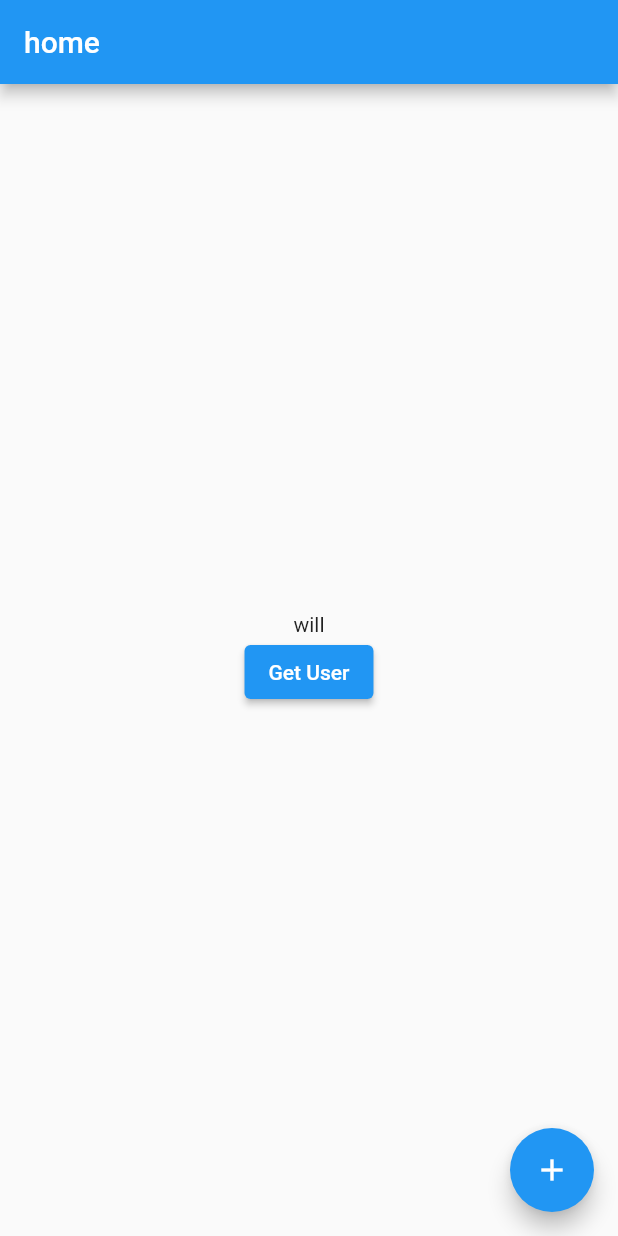
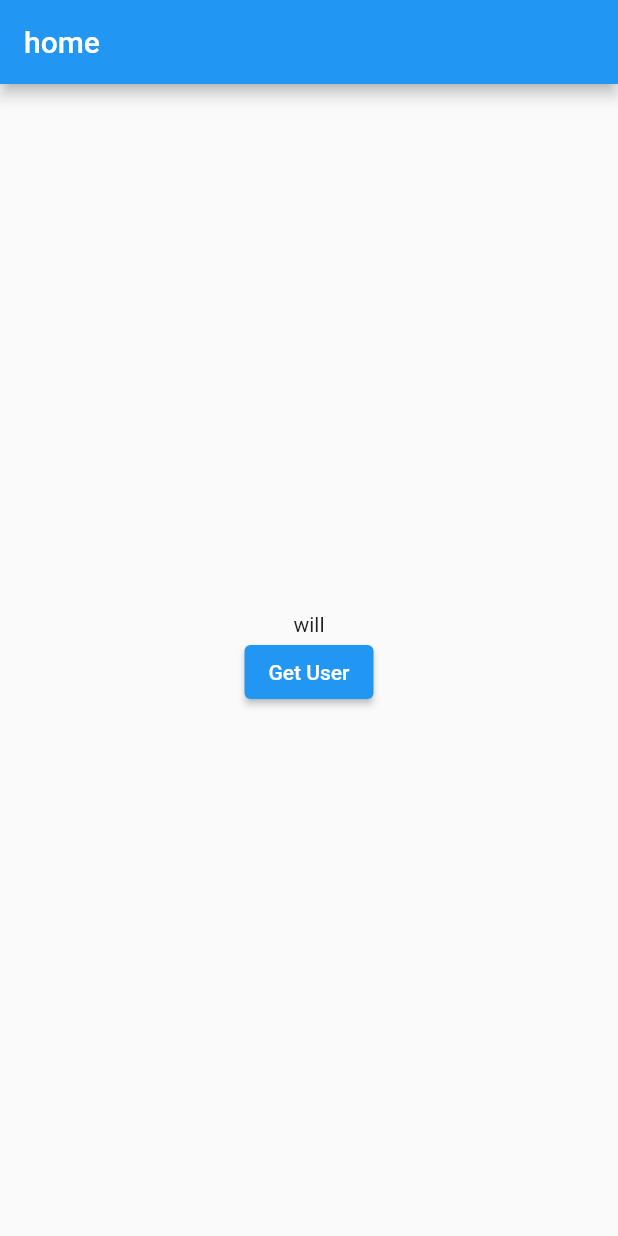
Before and after one commit to luizmurk/short-flutter-projects, a Flutter app: the screen it shows after launch, after a tap on "Get User", on a phone screen of 412 x 824 dp. Run offline on Flutter 3.47's test engine with Material 2 defaults, Android fonts, the light colour scheme and no system bars; our stand-ins replace dio, get; network calls fail.

Commit message:
Get implementation with loader

```diff
--- a/enn_bee/lib/shared/Sample/controllers/sampleControllerFIleWithGetx.dart
+++ b/enn_bee/lib/shared/Sample/controllers/sampleControllerFIleWithGetx.dart
@@ -11,11 +11,8 @@ class SampleController extends GetxController {
   EnvironmentConfig envConf = Get.find<EnvironmentConfig>();
   final ApiServicesSample apiC = Get.put(ApiServicesSample());
   late SampleUserModel? user;
-  var count = 0.obs;
+  var loading = false.obs;
   var name = "will".obs;
-  var age = 25.obs;
-  var baseUrl;
-  increment() => count++;
 
   changeName(newName) {
     envConf.getBASEURL;
@@ -30,7 +27,9 @@ class SampleController extends GetxController {
   }
 
   getUser({id}) async {
+    loading(true);
     apiC.makeGetUserRequest(id: id).then((value) {
+      loading(false);
       print(value?.firstName);
       return name(value?.firstName);
     });
--- a/enn_bee/lib/shared/Sample/screens/sampleScreen.dart
+++ b/enn_bee/lib/shared/Sample/screens/sampleScreen.dart
@@ -14,10 +14,6 @@ class DefaultStatelessPage extends StatelessWidget {
 
     SizeConfig().init(context);
     return Scaffold(
-      floatingActionButton: FloatingActionButton(
-          // ignore: sort_child_properties_last
-          child: Icon(Icons.add),
-          onPressed: sampleC.increment),
       appBar: AppBar(
         title: Text("home".tr),
       ),
@@ -31,11 +27,13 @@ class DefaultStatelessPage extends StatelessWidget {
               mainAxisAlignment: MainAxisAlignment.center,
               children: [
                 Text(sampleC.name.string),
-                ElevatedButton(
-                    child: Text("Get User"),
-                    onPressed: () {
-                      sampleC.getUser(id: 2);
-                    })
+                !sampleC.loading.value
+                    ? ElevatedButton(
+                        child: Text("Get User"),
+                        onPressed: () {
+                          sampleC.getUser(id: 2);
+                        })
+                    : Text("Loading...")
               ],
             ),
           ),
--- a/enn_bee/lib/shared/Sample/screens/secondSamplePageShowingTransferOfData.dart
+++ b/enn_bee/lib/shared/Sample/screens/secondSamplePageShowingTransferOfData.dart
@@ -24,7 +24,6 @@ class _SecondPageState extends State<SecondPage> {
       child: Column(
         mainAxisAlignment: MainAxisAlignment.center,
         children: [
-          Container(child: Text(sampleC.count.string)),
           Container(child: Text(argumentData["name"])),
         ],
       ),
```
